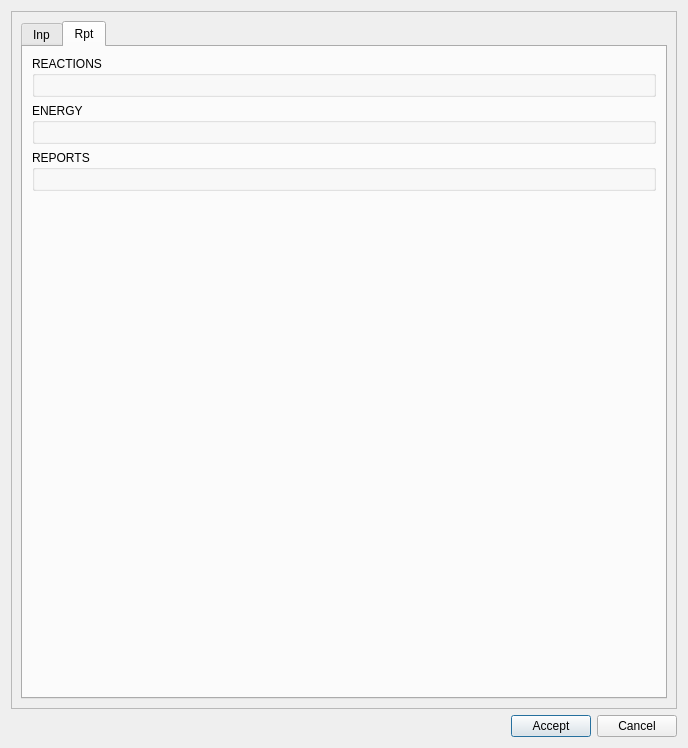
Above: core/ui/toolbars/epa/go2epa_options.ui from Giswater/giswater_qgis_plugin before the change. Below: the same form after it.
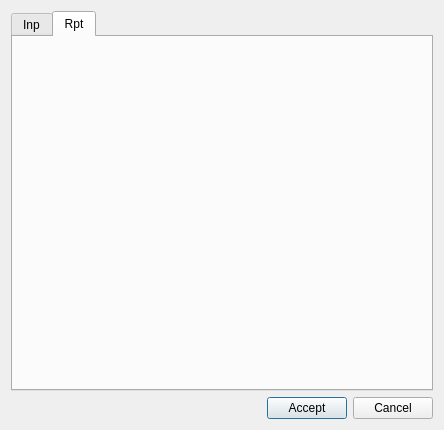
That is the form after the change. The open tabs and pages were chosen to show the change.

Commit message: Bug fix: on go2epa ui form

Diff of the .ui file:
```diff
--- a/core/ui/toolbars/epa/go2epa_options.ui
+++ b/core/ui/toolbars/epa/go2epa_options.ui
@@ -6,110 +6,39 @@
    <rect>
     <x>0</x>
     <y>0</y>
-    <width>688</width>
-    <height>748</height>
+    <width>444</width>
+    <height>430</height>
    </rect>
   </property>
-  <property name="minimumSize">
-   <size>
-    <width>575</width>
-    <height>0</height>
-   </size>
-  </property>
   <property name="windowTitle">
    <string>Go2Epa - options</string>
   </property>
-  <property name="sizeGripEnabled">
-   <bool>false</bool>
-  </property>
-  <property name="modal">
-   <bool>false</bool>
-  </property>
-  <layout class="QGridLayout" name="gridLayout" rowstretch="1,0,0">
-   <item row="2" column="0">
-    <layout class="QHBoxLayout" name="horizontalLayout" stretch="0,0,0">
-     <property name="sizeConstraint">
-      <enum>QLayout::SetDefaultConstraint</enum>
-     </property>
-     <item>
-      <spacer name="horizontalSpacer">
-       <property name="orientation">
-        <enum>Qt::Horizontal</enum>
-       </property>
-       <property name="sizeHint" stdset="0">
-        <size>
-         <width>40</width>
-         <height>20</height>
-        </size>
-       </property>
-      </spacer>
-     </item>
-     <item>
-      <widget class="QPushButton" name="btn_accept">
-       <property name="sizePolicy">
-        <sizepolicy hsizetype="Minimum" vsizetype="Fixed">
-         <horstretch>0</horstretch>
-         <verstretch>0</verstretch>
-        </sizepolicy>
-       </property>
-       <property name="text">
-        <string>Accept</string>
-       </property>
-      </widget>
-     </item>
-     <item>
-      <widget class="QPushButton" name="btn_cancel">
-       <property name="sizePolicy">
-        <sizepolicy hsizetype="Minimum" vsizetype="Fixed">
-         <horstretch>0</horstretch>
-         <verstretch>0</verstretch>
-        </sizepolicy>
-       </property>
-       <property name="text">
-        <string>Cancel</string>
-       </property>
-      </widget>
-     </item>
-    </layout>
-   </item>
+  <layout class="QGridLayout" name="gridLayout">
    <item row="0" column="0">
-    <widget class="QScrollArea" name="scrollArea">
-     <property name="widgetResizable">
-      <bool>true</bool>
+    <widget class="QTabWidget" name="tabWidget">
+     <property name="currentIndex">
+      <number>0</number>
      </property>
-     <widget class="QWidget" name="scrollAreaWidgetContents">
-      <property name="geometry">
-       <rect>
-        <x>0</x>
-        <y>0</y>
-        <width>664</width>
-        <height>687</height>
-       </rect>
-      </property>
-      <layout class="QGridLayout" name="gridLayout_3">
+     <widget class="QWidget" name="tab_inp">
+      <attribute name="title">
+       <string>Inp</string>
+      </attribute>
+      <layout class="QGridLayout" name="gridLayout_2">
        <item row="0" column="0">
-        <widget class="QTabWidget" name="tabWidget">
-         <property name="currentIndex">
-          <number>0</number>
+        <widget class="QScrollArea" name="scrollArea">
+         <property name="widgetResizable">
+          <bool>true</bool>
          </property>
-         <widget class="QWidget" name="tab_inp">
-          <attribute name="title">
-           <string>Inp</string>
-          </attribute>
-          <layout class="QGridLayout" name="gridLayout_8">
-           <item row="2" column="0">
-            <spacer name="verticalSpacer">
-             <property name="orientation">
-              <enum>Qt::Vertical</enum>
-             </property>
-             <property name="sizeHint" stdset="0">
-              <size>
-               <width>20</width>
-               <height>40</height>
-              </size>
-             </property>
-            </spacer>
-           </item>
+         <widget class="QWidget" name="scrollAreaWidgetContents">
+          <property name="geometry">
+           <rect>
+            <x>0</x>
+            <y>0</y>
+            <width>400</width>
+            <height>335</height>
+           </rect>
+          </property>
+          <layout class="QGridLayout" name="gridLayout_4">
            <item row="0" column="0">
             <layout class="QVBoxLayout" name="verticalLayout_2">
              <item>
@@ -117,7 +46,7 @@
                <property name="title">
                 <string>GENERAL</string>
                </property>
-               <layout class="QGridLayout" name="gridLayout_2" rowstretch="0" columnstretch="0,0">
+               <layout class="QGridLayout" name="gridLayout_3" rowstretch="0" columnstretch="0,0">
                 <item row="0" column="0">
                  <layout class="QGridLayout" name="lyt_general_1" rowstretch="0" columnstretch="0"/>
                 </item>
@@ -176,81 +105,63 @@
            </item>
           </layout>
          </widget>
-         <widget class="QWidget" name="tab_rpt">
-          <attribute name="title">
-           <string>Rpt</string>
-          </attribute>
-          <layout class="QGridLayout" name="gridLayout_7">
-           <item row="0" column="0">
-            <layout class="QGridLayout" name="gridLayout_4">
-             <item row="1" column="0">
-              <widget class="QGroupBox" name="groupBox">
-               <property name="title">
-                <string>REACTIONS</string>
-               </property>
-               <layout class="QGridLayout" name="gridLayout_9">
-                <item row="0" column="0">
-                 <layout class="QGridLayout" name="lyt_reactions_1"/>
-                </item>
-                <item row="0" column="1">
-                 <layout class="QGridLayout" name="lyt_reactions_2"/>
-                </item>
-               </layout>
-              </widget>
-             </item>
-             <item row="2" column="0">
-              <widget class="QGroupBox" name="groupBox_2">
-               <property name="title">
-                <string>ENERGY</string>
-               </property>
-               <layout class="QGridLayout" name="gridLayout_15">
-                <item row="0" column="0">
-                 <layout class="QGridLayout" name="lyt_energy_1"/>
-                </item>
-                <item row="0" column="1">
-                 <layout class="QGridLayout" name="lyt_energy_2"/>
-                </item>
-               </layout>
-              </widget>
-             </item>
-             <item row="3" column="0">
-              <widget class="QGroupBox" name="grb_reports">
-               <property name="title">
-                <string>REPORTS</string>
-               </property>
-               <layout class="QGridLayout" name="gridLayout_10">
-                <item row="0" column="1">
-                 <layout class="QGridLayout" name="lyt_reports_2"/>
-                </item>
-                <item row="0" column="0">
-                 <layout class="QGridLayout" name="lyt_reports_1"/>
-                </item>
-               </layout>
-              </widget>
-             </item>
-            </layout>
-           </item>
-           <item row="2" column="0">
-            <spacer name="verticalSpacer_3">
-             <property name="orientation">
-              <enum>Qt::Vertical</enum>
-             </property>
-             <property name="sizeHint" stdset="0">
-              <size>
-               <width>20</width>
-               <height>40</height>
-              </size>
-             </property>
-            </spacer>
-           </item>
-          </layout>
-         </widget>
         </widget>
        </item>
       </layout>
      </widget>
+     <widget class="QWidget" name="tab_rpt">
+      <attribute name="title">
+       <string>Rpt</string>
+      </attribute>
+     </widget>
     </widget>
    </item>
+   <item row="1" column="0">
+    <layout class="QHBoxLayout" name="horizontalLayout" stretch="0,0,0">
+     <property name="sizeConstraint">
+      <enum>QLayout::SetDefaultConstraint</enum>
+     </property>
+     <item>
+      <spacer name="horizontalSpacer">
+       <property name="orientation">
+        <enum>Qt::Horizontal</enum>
+       </property>
+       <property name="sizeHint" stdset="0">
+        <size>
+         <width>40</width>
+         <height>20</height>
+        </size>
+       </property>
+      </spacer>
+     </item>
+     <item>
+      <widget class="QPushButton" name="btn_accept">
+       <property name="sizePolicy">
+        <sizepolicy hsizetype="Minimum" vsizetype="Fixed">
+         <horstretch>0</horstretch>
+         <verstretch>0</verstretch>
+        </sizepolicy>
+       </property>
+       <property name="text">
+        <string>Accept</string>
+       </property>
+      </widget>
+     </item>
+     <item>
+      <widget class="QPushButton" name="btn_cancel">
+       <property name="sizePolicy">
+        <sizepolicy hsizetype="Minimum" vsizetype="Fixed">
+         <horstretch>0</horstretch>
+         <verstretch>0</verstretch>
+        </sizepolicy>
+       </property>
+       <property name="text">
+        <string>Cancel</string>
+       </property>
+      </widget>
+     </item>
+    </layout>
+   </item>
   </layout>
  </widget>
  <resources/>
```
Left out of the diff: 2 changed lines with no effect on the pictures.
